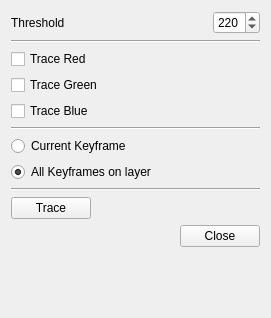
The window that app/ui/addtransparencytopaperdialog.ui (pencil2d/pencil) describes before a commit, drawn with Qt 5.
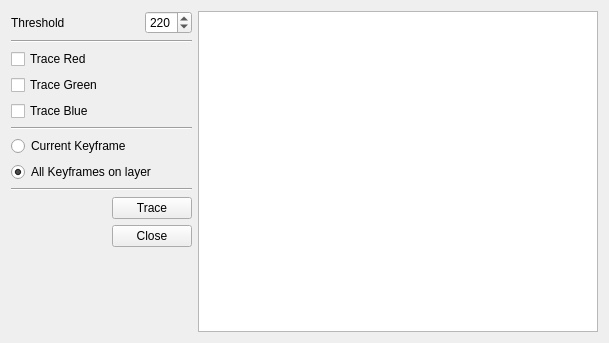
The same window after the commit. Icons and pictures are not drawn.

Commit message: Redesign dialog. Show preview

What changed in the file:
```diff
--- a/app/ui/addtransparencytopaperdialog.ui
+++ b/app/ui/addtransparencytopaperdialog.ui
@@ -6,14 +6,18 @@
    <rect>
     <x>0</x>
     <y>0</y>
-    <width>271</width>
-    <height>318</height>
+    <width>609</width>
+    <height>343</height>
    </rect>
   </property>
   <property name="windowTitle">
    <string>Add transparency to Paper</string>
   </property>
-  <layout class="QVBoxLayout" name="verticalLayout">
+  <layout class="QHBoxLayout" name="horizontalLayout_8">
+   <item>
+    <layout class="QHBoxLayout" name="mainLayout">
+     <item>
+      <layout class="QVBoxLayout" name="optionsLayout">
    <item>
     <layout class="QHBoxLayout" name="horizontalLayout_4">
      <item>
@@ -196,6 +200,19 @@
    </item>
    <item>
     <layout class="QHBoxLayout" name="horizontalLayout_6">
+         <item>
+          <spacer name="horizontalSpacer_5">
+           <property name="orientation">
+            <enum>Qt::Horizontal</enum>
+           </property>
+           <property name="sizeHint" stdset="0">
+            <size>
+             <width>40</width>
+             <height>20</height>
+            </size>
+           </property>
+          </spacer>
+         </item>
      <item>
       <widget class="QPushButton" name="btnTrace">
        <property name="text">
@@ -203,26 +220,6 @@
        </property>
       </widget>
      </item>
-     <item>
-      <spacer name="horizontalSpacer_5">
-       <property name="orientation">
-        <enum>Qt::Horizontal</enum>
-       </property>
-       <property name="sizeHint" stdset="0">
-        <size>
-         <width>40</width>
-         <height>20</height>
-        </size>
-       </property>
-      </spacer>
-     </item>
-     <item>
-      <widget class="QLabel" name="labProgress">
-       <property name="text">
-        <string/>
-       </property>
-      </widget>
-     </item>
     </layout>
    </item>
    <item>
@@ -261,6 +258,30 @@
       </size>
      </property>
     </spacer>
+       </item>
+      </layout>
+     </item>
+     <item>
+      <layout class="QVBoxLayout" name="previewLayout">
+       <item>
+        <widget class="QGraphicsView" name="preview">
+         <property name="sizePolicy">
+          <sizepolicy hsizetype="MinimumExpanding" vsizetype="MinimumExpanding">
+           <horstretch>0</horstretch>
+           <verstretch>0</verstretch>
+          </sizepolicy>
+         </property>
+         <property name="minimumSize">
+          <size>
+           <width>400</width>
+           <height>300</height>
+          </size>
+         </property>
+        </widget>
+       </item>
+      </layout>
+     </item>
+    </layout>
    </item>
   </layout>
  </widget>
```
Lines whose indentation alone changed are shown as unchanged. The commit also changes 2 other files.
